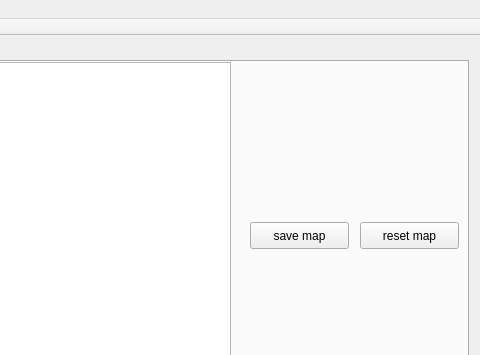
Above: software/final/alf_gui/src/mainwindow.ui from bierschi/SLAM_algo before the change; both pictures show x 662 to 1142 and y 0 to 355 of the 1142 by 731 pixel window. Below: the same form after it.
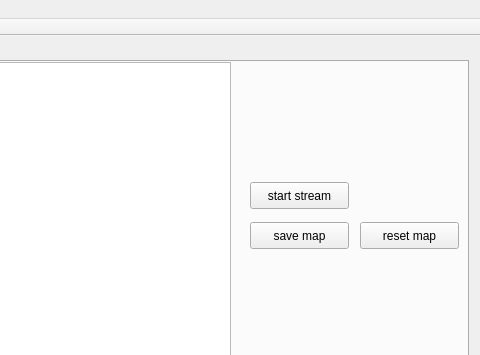
That is the form after the change.

The edit to the form file:
```diff
--- a/software/final/alf_gui/src/mainwindow.ui
+++ b/software/final/alf_gui/src/mainwindow.ui
@@ -181,6 +181,19 @@
        <string>reset map</string>
       </property>
      </widget>
+     <widget class="QPushButton" name="start_stream_map_pb">
+      <property name="geometry">
+       <rect>
+        <x>900</x>
+        <y>120</y>
+        <width>99</width>
+        <height>27</height>
+       </rect>
+      </property>
+      <property name="text">
+       <string>start stream</string>
+      </property>
+     </widget>
     </widget>
     <widget class="QWidget" name="tab_2">
      <attribute name="title">
```
Left out of the diff: 3 changed lines with no effect on the pictures.
